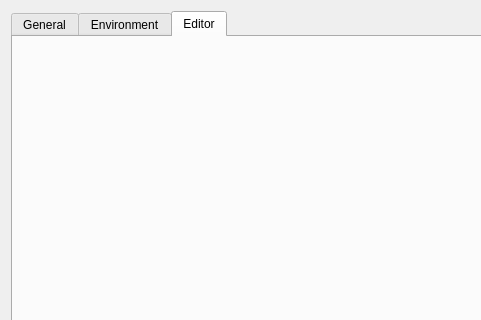
Old version of the form source/dialogtrsesettings.ui in the repository Happy-Ferret/Fluff64; both pictures show x 0 to 481 and y 0 to 320 of the 807 by 606 pixel window.
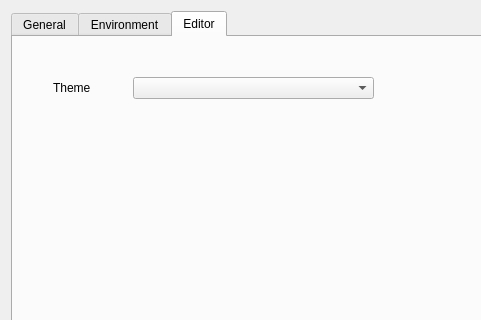
New version of the form. The open tabs and pages were chosen to show the change.

```diff
--- a/source/dialogtrsesettings.ui
+++ b/source/dialogtrsesettings.ui
@@ -81,6 +81,29 @@
         <attribute name="title">
          <string>Editor</string>
         </attribute>
+        <widget class="QComboBox" name="cmbTheme">
+         <property name="geometry">
+          <rect>
+           <x>120</x>
+           <y>40</y>
+           <width>241</width>
+           <height>22</height>
+          </rect>
+         </property>
+        </widget>
+        <widget class="QLabel" name="label_3">
+         <property name="geometry">
+          <rect>
+           <x>40</x>
+           <y>40</y>
+           <width>55</width>
+           <height>21</height>
+          </rect>
+         </property>
+         <property name="text">
+          <string>Theme</string>
+         </property>
+        </widget>
        </widget>
       </widget>
      </item>
```
Left out of the diff: 2 changed lines with no effect on the pictures.
